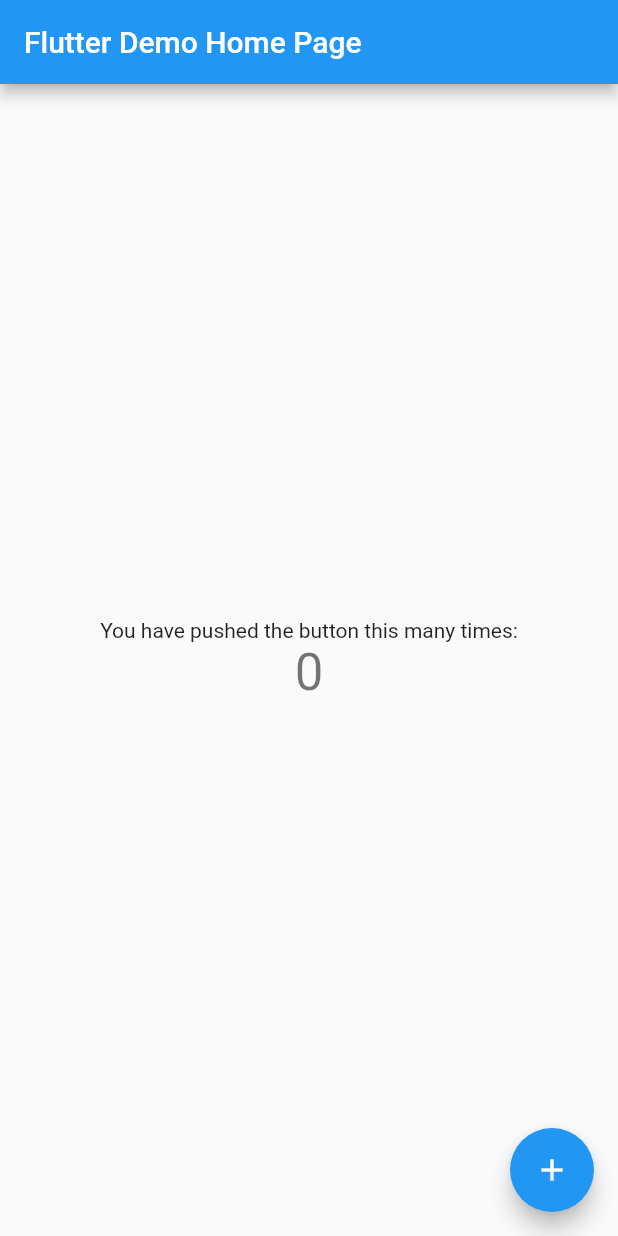
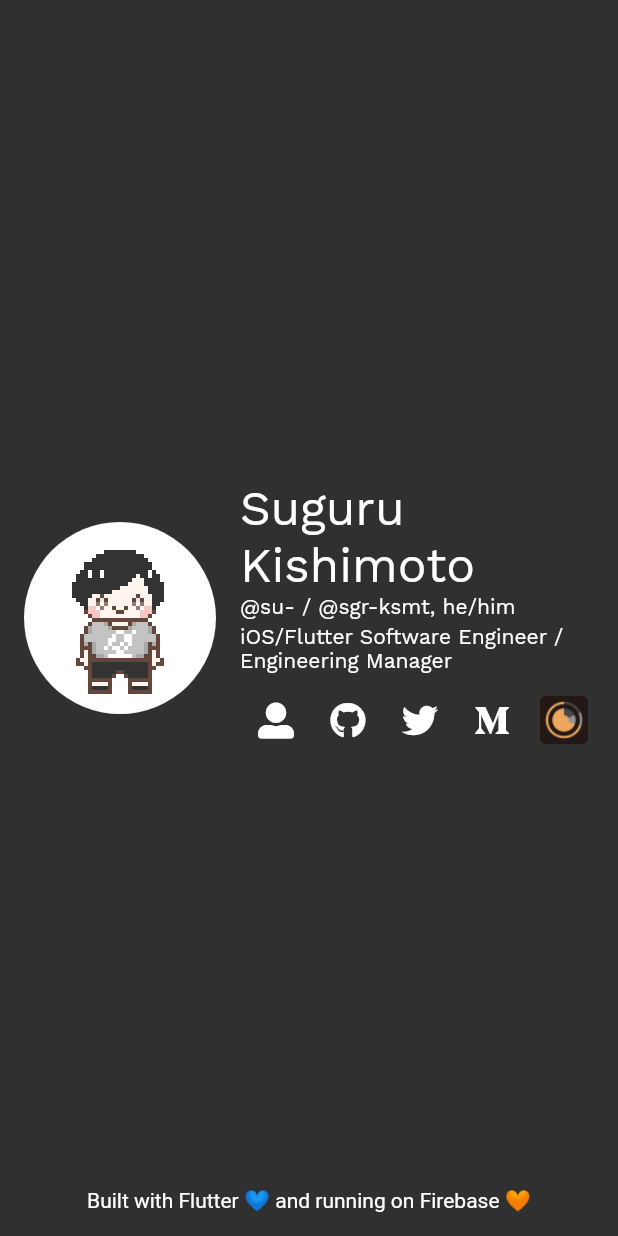
Before and after one commit to sgr-ksmt/my-web-site, a Flutter app: the screen it shows after launch, on a phone screen of 412 x 824 dp. Run offline on Flutter 3.47's test engine with Material 2 defaults, Android fonts, the phone set to English and light mode, and no system bars; our stand-ins replace flutter_hooks, font_awesome_flutter, gap, google_fonts; missing offline and left inert: dart:html.

Commit message:
build website.

```diff
--- a/analysis_options.yaml
+++ b/analysis_options.yaml
@@ -26,3 +26,4 @@
     directives_ordering: false
     use_key_in_widget_constructors: false
     parameter_assignments: true
+    avoid_web_libraries_in_flutter: false
--- /dev/null
+++ b/lib/app.dart
@@ -0,0 +1,19 @@
+import 'package:flutter/material.dart';
+import 'package:google_fonts/google_fonts.dart';
+import 'package:website/home_page.dart';
+
+class App extends StatelessWidget {
+  const App();
+
+  @override
+  Widget build(BuildContext context) {
+    return MaterialApp(
+      debugShowCheckedModeBanner: false,
+      title: 'sgr-ksmt',
+      theme: ThemeData.dark().copyWith(
+        textTheme: GoogleFonts.workSansTextTheme(ThemeData.dark().textTheme),
+      ),
+      home: const HomePage(),
+    );
+  }
+}
--- /dev/null
+++ b/lib/gen/assets.gen.dart
@@ -0,0 +1,73 @@
+/// GENERATED CODE - DO NOT MODIFY BY HAND
+/// *****************************************************
+///  FlutterGen
+/// *****************************************************
+
+// ignore_for_file: directives_ordering,unnecessary_import
+
+import 'package:flutter/widgets.dart';
+
+class $AssetsImagesGen {
+  const $AssetsImagesGen();
+
+  /// File path: assets/images/icon.jpeg
+  AssetGenImage get icon => const AssetGenImage('assets/images/icon.jpeg');
+
+  /// File path: assets/images/kotekan.png
+  AssetGenImage get kotekan => const AssetGenImage('assets/images/kotekan.png');
+}
+
+class Assets {
+  Assets._();
+
+  static const $AssetsImagesGen images = $AssetsImagesGen();
+}
+
+class AssetGenImage extends AssetImage {
+  const AssetGenImage(String assetName) : super(assetName);
+
+  Image image({
+    Key? key,
+    ImageFrameBuilder? frameBuilder,
+    ImageLoadingBuilder? loadingBuilder,
+    ImageErrorWidgetBuilder? errorBuilder,
+    String? semanticLabel,
+    bool excludeFromSemantics = false,
+    double? width,
+    double? height,
+    Color? color,
+    BlendMode? colorBlendMode,
+    BoxFit? fit,
+    AlignmentGeometry alignment = Alignment.center,
+    ImageRepeat repeat = ImageRepeat.noRepeat,
+    Rect? centerSlice,
+    bool matchTextDirection = false,
+    bool gaplessPlayback = false,
+    bool isAntiAlias = false,
+    FilterQuality filterQuality = FilterQuality.low,
+  }) {
+    return Image(
+      key: key,
+      image: this,
+      frameBuilder: frameBuilder,
+      loadingBuilder: loadingBuilder,
+      errorBuilder: errorBuilder,
+      semanticLabel: semanticLabel,
+      excludeFromSemantics: excludeFromSemantics,
+      width: width,
+      height: height,
+      color: color,
+      colorBlendMode: colorBlendMode,
+      fit: fit,
+      alignment: alignment,
+      repeat: repeat,
+      centerSlice: centerSlice,
+      matchTextDirection: matchTextDirection,
+      gaplessPlayback: gaplessPlayback,
+      isAntiAlias: isAntiAlias,
+      filterQuality: filterQuality,
+    );
+  }
+
+  String get path => assetName;
+}
--- /dev/null
+++ b/lib/home_page.dart
@@ -0,0 +1,49 @@
+import 'package:flutter/material.dart';
+import 'package:gap/gap.dart';
+import 'package:website/widgets/buttons.dart';
+import 'package:website/widgets/footer.dart';
+import 'package:website/widgets/id_text.dart';
+import 'package:website/widgets/name_text.dart';
+import 'package:website/widgets/profile_icon.dart';
+import 'package:website/widgets/role_text.dart';
+
+class HomePage extends StatelessWidget {
+  const HomePage();
+
+  @override
+  Widget build(BuildContext context) {
+    return Scaffold(
+      body: Stack(
+        children: [
+          Padding(
+            padding: const EdgeInsets.all(16.0),
+            child: Center(
+              child: Row(
+                mainAxisSize: MainAxisSize.min,
+                children: [
+                  const ProfileIcon(),
+                  const Gap(16),
+                  Flexible(
+                    child: Column(
+                      mainAxisSize: MainAxisSize.min,
+                      crossAxisAlignment: CrossAxisAlignment.start,
+                      children: const [
+                        NameText(),
+                        IDText(),
+                        Gap(4),
+                        RoleText(),
+                        Gap(8),
+                        LinkButtons(),
+                      ],
+                    ),
+                  ),
+                ],
+              ),
+            ),
+          ),
+          const Footer(),
+        ],
+      ),
+    );
+  }
+}
--- a/lib/main.dart
+++ b/lib/main.dart
@@ -1,115 +1,6 @@
 import 'package:flutter/material.dart';
+import 'package:website/app.dart';
 
 void main() {
-  runApp(const MyApp());
+  runApp(const App());
 }
-
-class MyApp extends StatelessWidget {
-  const MyApp({Key? key}) : super(key: key);
-
-  // This widget is the root of your application.
-  @override
-  Widget build(BuildContext context) {
-    return MaterialApp(
-      title: 'Flutter Demo',
-      theme: ThemeData(
-        // This is the theme of your application.
-        //
-        // Try running your application with "flutter run". You'll see the
-        // application has a blue toolbar. Then, without quitting the app, try
-        // changing the primarySwatch below to Colors.green and then invoke
-        // "hot reload" (press "r" in the console where you ran "flutter run",
-        // or simply save your changes to "hot reload" in a Flutter IDE).
-        // Notice that the counter didn't reset back to zero; the application
-        // is not restarted.
-        primarySwatch: Colors.blue,
-      ),
-      home: const MyHomePage(title: 'Flutter Demo Home Page'),
-    );
-  }
-}
-
-class MyHomePage extends StatefulWidget {
-  const MyHomePage({Key? key, required this.title}) : super(key: key);
-
-  // This widget is the home page of your application. It is stateful, meaning
-  // that it has a State object (defined below) that contains fields that affect
-  // how it looks.
-
-  // This class is the configuration for the state. It holds the values (in this
-  // case the title) provided by the parent (in this case the App widget) and
-  // used by the build method of the State. Fields in a Widget subclass are
-  // always marked "final".
-
-  final String title;
-
-  @override
-  State<MyHomePage> createState() => _MyHomePageState();
-}
-
-class _MyHomePageState extends State<MyHomePage> {
-  int _counter = 0;
-
-  void _incrementCounter() {
-    setState(() {
-      // This call to setState tells the Flutter framework that something has
-      // changed in this State, which causes it to rerun the build method below
-      // so that the display can reflect the updated values. If we changed
-      // _counter without calling setState(), then the build method would not be
-      // called again, and so nothing would appear to happen.
-      _counter++;
-    });
-  }
-
-  @override
-  Widget build(BuildContext context) {
-    // This method is rerun every time setState is called, for instance as done
-    // by the _incrementCounter method above.
-    //
-    // The Flutter framework has been optimized to make rerunning build methods
-    // fast, so that you can just rebuild anything that needs updating rather
-    // than having to individually change instances of widgets.
-    return Scaffold(
-      appBar: AppBar(
-        // Here we take the value from the MyHomePage object that was created by
-        // the App.build method, and use it to set our appbar title.
-        title: Text(widget.title),
-      ),
-      body: Center(
-        // Center is a layout widget. It takes a single child and positions it
-        // in the middle of the parent.
-        child: Column(
-          // Column is also a layout widget. It takes a list of children and
-          // arranges them vertically. By default, it sizes itself to fit its
-          // children horizontally, and tries to be as tall as its parent.
-          //
-          // Invoke "debug painting" (press "p" in the console, choose the
-          // "Toggle Debug Paint" action from the Flutter Inspector in Android
-          // Studio, or the "Toggle Debug Paint" command in Visual Studio Code)
-          // to see the wireframe for each widget.
-          //
-          // Column has various properties to control how it sizes itself and
-          // how it positions its children. Here we use mainAxisAlignment to
-          // center the children vertically; the main axis here is the vertical
-          // axis because Columns are vertical (the cross axis would be
-          // horizontal).
-          mainAxisAlignment: MainAxisAlignment.center,
-          children: <Widget>[
-            const Text(
-              'You have pushed the button this many times:',
-            ),
-            Text(
-              '$_counter',
-              style: Theme.of(context).textTheme.headline4,
-            ),
-          ],
-        ),
-      ),
-      floatingActionButton: FloatingActionButton(
-        onPressed: _incrementCounter,
-        tooltip: 'Increment',
-        child: const Icon(Icons.add),
-      ), // This trailing comma makes auto-formatting nicer for build methods.
-    );
-  }
-}
--- /dev/null
+++ b/lib/widgets/buttons.dart
@@ -0,0 +1,115 @@
+import 'dart:html' as html;
+
+import 'package:flutter/material.dart';
+import 'package:font_awesome_flutter/font_awesome_flutter.dart';
+import 'package:website/gen/assets.gen.dart';
+
+class LinkButtons extends StatelessWidget {
+  const LinkButtons();
+
+  @override
+  Widget build(BuildContext context) {
+    return Row(
+      mainAxisSize: MainAxisSize.min,
+      children: const [
+        AboutButton(),
+        GitHubButton(),
+        TwitterButton(),
+        MediumButton(),
+        KotekanButton(),
+      ],
+    );
+  }
+}
+
+class _LinkedIconButton extends StatelessWidget {
+  const _LinkedIconButton({
+    required this.icon,
+    required this.url,
+    required this.hoverMessage,
+  });
+
+  final Widget icon;
+  final String url;
+  final String hoverMessage;
+
+  @override
+  Widget build(BuildContext context) {
+    return Tooltip(
+      message: hoverMessage,
+      child: IconButton(
+        splashRadius: 20,
+        onPressed: () => html.window.open(url, '_blank'),
+        icon: icon,
+      ),
+    );
+  }
+}
+
+class AboutButton extends StatelessWidget {
+  const AboutButton();
+
+  @override
+  Widget build(BuildContext context) {
+    return const _LinkedIconButton(
+      hoverMessage: 'About',
+      url: 'https://me.sgr-ksmt.dev',
+      icon: FaIcon(FontAwesomeIcons.userAlt),
+    );
+  }
+}
+
+class GitHubButton extends StatelessWidget {
+  const GitHubButton();
+
+  @override
+  Widget build(BuildContext context) {
+    return const _LinkedIconButton(
+      hoverMessage: 'GitHub',
+      url: 'https://github.com/sgr-ksmt',
+      icon: FaIcon(FontAwesomeIcons.github),
+    );
+  }
+}
+
+class TwitterButton extends StatelessWidget {
+  const TwitterButton();
+
+  @override
+  Widget build(BuildContext context) {
+    return const _LinkedIconButton(
+      hoverMessage: 'Twitter',
+      url: 'https://twitter.com/_sgr_ksmt',
+      icon: FaIcon(FontAwesomeIcons.twitter),
+    );
+  }
+}
+
+class MediumButton extends StatelessWidget {
+  const MediumButton();
+
+  @override
+  Widget build(BuildContext context) {
+    return const _LinkedIconButton(
+      hoverMessage: 'Medium',
+      url: 'https://medium.com/@_sgr_ksmt',
+      icon: FaIcon(FontAwesomeIcons.mediumM),
+    );
+  }
+}
+
+class KotekanButton extends StatelessWidget {
+  const KotekanButton();
+
+  @override
+  Widget build(BuildContext context) {
+    return _LinkedIconButton(
+      hoverMessage: 'Kotekan',
+      url: 'https://apps.apple.com/app/id1598027056',
+      icon: ClipRRect(
+        borderRadius: BorderRadius.circular(4),
+        child: Assets.images.kotekan.image(),
+      ),
+    );
+  }
+}
--- /dev/null
+++ b/lib/widgets/footer.dart
@@ -0,0 +1,61 @@
+import 'dart:html' as html;
+
+import 'package:flutter/gestures.dart';
+import 'package:flutter/material.dart';
+import 'package:flutter_hooks/flutter_hooks.dart';
+
+class Footer extends HookWidget {
+  const Footer();
+
+  @override
+  Widget build(BuildContext context) {
+    final isHoverOnFlutter = useState(false);
+    final isHoverOnFirebase = useState(false);
+    return Positioned.fill(
+      bottom: 0,
+      child: Align(
+        alignment: Alignment.bottomCenter,
+        child: Padding(
+          padding: const EdgeInsets.only(bottom: 16.0),
+          child: Row(
+            mainAxisAlignment: MainAxisAlignment.center,
+            children: [
+              RichText(
+                textAlign: TextAlign.center,
+                text: TextSpan(
+                  style: const TextStyle(
+                    color: Colors.white,
+                  ),
+                  children: [
+                    const TextSpan(text: 'Built with '),
+                    TextSpan(
+                      text: 'Flutter 💙',
+                      style: TextStyle(
+                        decoration: isHoverOnFlutter.value ? TextDecoration.underline : null,
+                      ),
+                      onEnter: (_) => isHoverOnFlutter.value = true,
+                      onExit: (_) => isHoverOnFlutter.value = false,
+                      recognizer: TapGestureRecognizer()
+                        ..onTap = () => html.window.open('https://flutter.dev/', '_blank'),
+                    ),
+                    const TextSpan(text: ' and running on '),
+                    TextSpan(
+                      text: 'Firebase 🧡',
+                      style: TextStyle(
+                        decoration: isHoverOnFirebase.value ? TextDecoration.underline : null,
+                      ),
+                      onEnter: (_) => isHoverOnFirebase.value = true,
+                      onExit: (_) => isHoverOnFirebase.value = false,
+                      recognizer: TapGestureRecognizer()
+                        ..onTap = () => html.window.open('https://firebase.google.com/', '_blank'),
+                    ),
+                  ],
+                ),
+              ),
+            ],
+          ),
+        ),
+      ),
+    );
+  }
+}
--- /dev/null
+++ b/lib/widgets/id_text.dart
@@ -0,0 +1,10 @@
+import 'package:flutter/material.dart';
+
+class IDText extends StatelessWidget {
+  const IDText();
+
+  @override
+  Widget build(BuildContext context) {
+    return const Text('@su- / @sgr-ksmt, he/him');
+  }
+}
--- /dev/null
+++ b/lib/widgets/name_text.dart
@@ -0,0 +1,13 @@
+import 'package:flutter/material.dart';
+
+class NameText extends StatelessWidget {
+  const NameText();
+
+  @override
+  Widget build(BuildContext context) {
+    return const Text(
+      'Suguru Kishimoto',
+      style: TextStyle(fontSize: 32),
+    );
+  }
+}
--- /dev/null
+++ b/lib/widgets/profile_icon.dart
@@ -0,0 +1,18 @@
+import 'package:flutter/material.dart';
+import 'package:website/gen/assets.gen.dart';
+
+class ProfileIcon extends StatelessWidget {
+  const ProfileIcon({
+    Key? key,
+  }) : super(key: key);
+
+  @override
+  Widget build(BuildContext context) {
+    return ClipOval(
+      child: CircleAvatar(
+        radius: 64,
+        child: Assets.images.icon.image(),
+      ),
+    );
+  }
+}
--- /dev/null
+++ b/lib/widgets/role_text.dart
@@ -0,0 +1,12 @@
+import 'package:flutter/material.dart';
+
+class RoleText extends StatelessWidget {
+  const RoleText();
+
+  @override
+  Widget build(BuildContext context) {
+    return const Text(
+      'iOS/Flutter Software Engineer / Engineering Manager',
+    );
+  }
+}
```
Also changed, not shown: pubspec.yaml (+7 -0 lines), assets/images/icon.jpeg (added), assets/images/kotekan.png (added), pubspec.lock, 9 other files.
